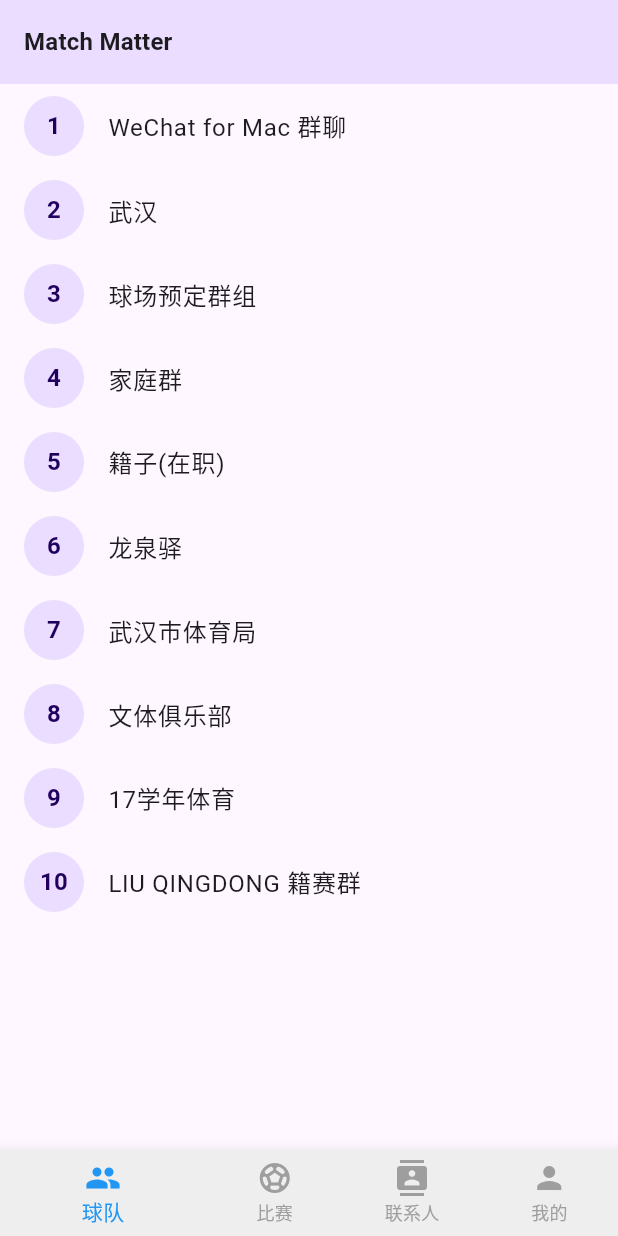
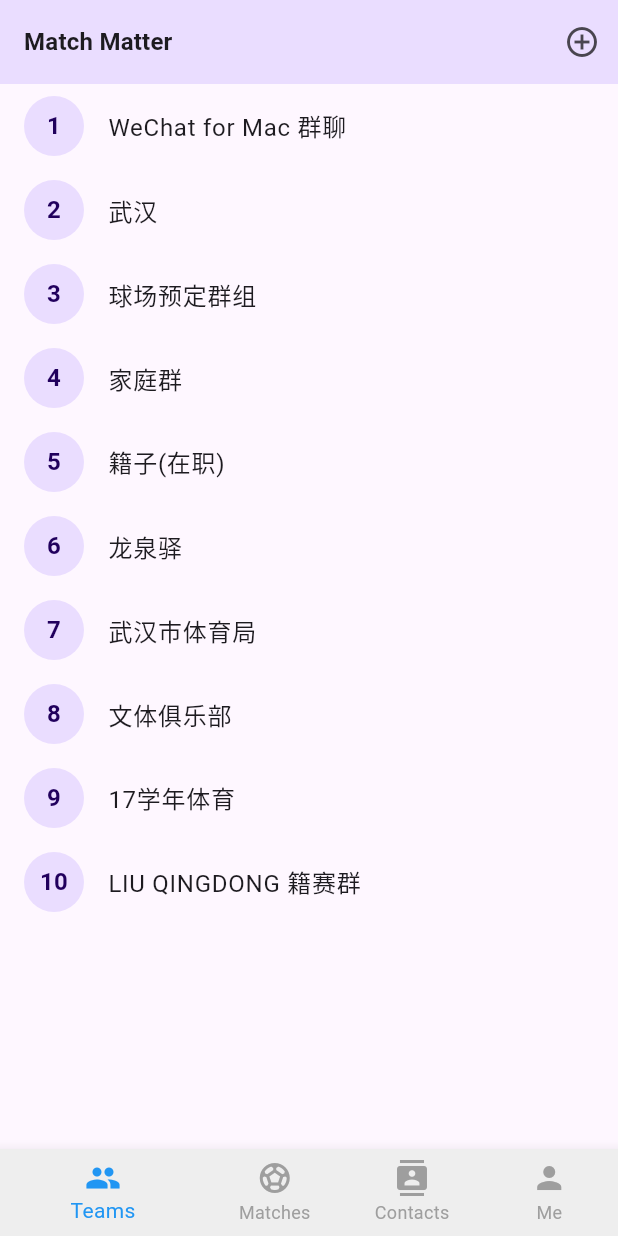
Before and after one commit to sgjianfeng/matchmatter, a Flutter app: the screen it shows once a user with an empty profile is signed in, on a phone screen of 412 x 824 dp. Run offline on Flutter 3.47's test engine with Material 3 defaults, Android fonts, the phone set to English and light mode, and no system bars; our stand-ins replace cloud_firestore, firebase_auth, firebase_core; accounts and stored records are empty; Roboto replaces fonts that are missing (SFProDisplay, SFProText).

Commit message:
add ui for new team

```diff
--- a/lib/auth/sign_up_page.dart
+++ b/lib/auth/sign_up_page.dart
@@ -37,7 +37,7 @@ class _SignUpPageState extends State<SignUpPage> {
       try {
         print('Creating user...');
         ScaffoldMessenger.of(context).showSnackBar(
-          SnackBar(content: Text('Creating user...')),
+          const SnackBar(content: Text('Creating user...')),
         );
         final UserCredential userCredential =
             await FirebaseAuth.instance.createUserWithEmailAndPassword(
@@ -49,7 +49,7 @@ class _SignUpPageState extends State<SignUpPage> {
         if (user != null) {
           print('User created, updating user data...');
           ScaffoldMessenger.of(context).showSnackBar(
-            SnackBar(content: Text('User created, updating user data...')),
+            const SnackBar(content: Text('User created, updating user data...')),
           );
           await UserDatabaseService(uid: user.uid).updateUserData(
             _nameController.text,
@@ -57,7 +57,7 @@ class _SignUpPageState extends State<SignUpPage> {
           );
           print('User data updated, navigating to home page...');
           ScaffoldMessenger.of(context).showSnackBar(
-            SnackBar(
+            const SnackBar(
                 content: Text('User data updated, navigating to home page...')),
           );
           Navigator.of(context).pushReplacementNamed('/');
--- a/lib/views/home_page.dart
+++ b/lib/views/home_page.dart
@@ -1,4 +1,5 @@
 import 'package:flutter/material.dart';
+import 'package:matchmatter/views/new_team_page.dart';
 import 'package:provider/provider.dart';
 
 import '../providers/bottom_navigation_provider.dart';
@@ -15,16 +16,7 @@ class HomePage extends StatelessWidget {
     final theme = Theme.of(context);
     return ChangeNotifierProvider(
       create: (_) => BottomNavigationProvider(),
-      child: Scaffold(
-        appBar: AppBar(
-          title: Text(
-            'Match Matter',
-            style: Theme.of(context).textTheme.titleMedium,
-          ),
-          backgroundColor: theme.colorScheme.primaryContainer,
-          elevation: 0
-        ),
-        body: Consumer<BottomNavigationProvider>(
+      child: Consumer<BottomNavigationProvider>(
         builder: (context, provider, child) {
           final List<Widget> pages = [
             const TeamsPage(),
@@ -32,12 +24,84 @@ class HomePage extends StatelessWidget {
             const ContactsPage(),
             const MePage(),
           ];
-            return pages[provider.currentIndex];
+          return Scaffold(
+            appBar: AppBar(
+              title: Text(
+                'Match Matter',
+                style: theme.textTheme.titleMedium,
+              ),
+              backgroundColor: theme.colorScheme.primaryContainer,
+              elevation: 0,
+              actions: <Widget>[
+                if (provider.currentIndex ==
+                    0) // Only show '+' icon on TeamsPage
+                  PopupMenuButton<String>(
+                    icon: const Icon(Icons.add_circle_outline),
+                    color: Colors.white,
+                    offset: const Offset(0, 45),
+                    shape: RoundedRectangleBorder(
+                      borderRadius: BorderRadius.circular(10.0),
+                    ),
+                    onSelected: (String? newValue) {
+                      if (newValue != null) {
+                        switch (newValue) {
+                          case 'NewTeam':
+                            showModalBottomSheet(
+                              context: context,
+                              isScrollControlled: true,
+                              backgroundColor: Colors.transparent,
+                              shape: const RoundedRectangleBorder(
+                                borderRadius: BorderRadius.vertical(
+                                    top: Radius.circular(50.0)),
+                              ),
+                              builder: (context) => ConstrainedBox(
+                                constraints: BoxConstraints(
+                                  maxHeight:
+                                      MediaQuery.of(context).size.height * 0.95,
+                                ),
+                                child: const NewTeamPage(),
+                              ),
+                              // builder: (context) => const ClipRRect(
+                              //   borderRadius: BorderRadius.vertical(
+                              //       top: Radius.circular(50.0)),
+                              //   child: NewTeamPage(),
+                              // ),
+                            );
+                            // showModalBottomSheet(
+                            //   context: context,
+                            //   isScrollControlled: true,
+                            //   builder: (context) => ConstrainedBox(
+                            //     constraints: BoxConstraints(
+                            //       maxHeight:
+                            //           MediaQuery.of(context).size.height * 0.95,
+                            //     ),
+                            //     child: NewTeamPage(),
+                            //   ),
+                            // );
+
+                            break;
+                          case 'Scan':
+                            print('Scan functionality to be implemented');
+                            break;
+                        }
+                      }
                     },
+                    itemBuilder: (BuildContext context) =>
+                        <PopupMenuEntry<String>>[
+                      const PopupMenuItem<String>(
+                        value: 'NewTeam',
+                        child: Text('New Team'),
                       ),
-        bottomNavigationBar: Consumer<BottomNavigationProvider>(
-          builder: (context, provider, child) {
-            return BottomNavigationBar(
+                      const PopupMenuItem<String>(
+                        value: 'Scan',
+                        child: Text('Scan'),
+                      ),
+                    ],
+                  ),
+              ],
+            ),
+            body: pages[provider.currentIndex],
+            bottomNavigationBar: BottomNavigationBar(
               currentIndex: provider.currentIndex,
               onTap: (index) {
                 provider.setCurrentIndex(index);
@@ -45,26 +109,25 @@ class HomePage extends StatelessWidget {
               items: [
                 BottomNavigationBarItem(
                   icon: const Icon(Icons.group),
-                  label: '球队',
+                  label: 'Teams',
                   activeIcon: const Icon(Icons.group, color: Colors.blue),
                   backgroundColor: Colors.grey.shade200,
                 ),
                 BottomNavigationBarItem(
                   icon: const Icon(Icons.sports_soccer),
-                  label: '比赛',
-                  activeIcon:
-                      const Icon(Icons.sports_soccer, color: Colors.blue),
+                  label: 'Matches',
+                  activeIcon: const Icon(Icons.sports_soccer, color: Colors.blue),
                   backgroundColor: Colors.grey.shade200,
                 ),
                 BottomNavigationBarItem(
                   icon: const Icon(Icons.contacts),
-                  label: '联系人',
+                  label: 'Contacts',
                   activeIcon: const Icon(Icons.contacts, color: Colors.blue),
                   backgroundColor: Colors.grey.shade200,
                 ),
                 BottomNavigationBarItem(
                   icon: const Icon(Icons.person),
-                  label: '我的',
+                  label: 'Me',
                   activeIcon: const Icon(Icons.person, color: Colors.blue),
                   backgroundColor: Colors.grey.shade200,
                 ),
@@ -72,9 +135,9 @@ class HomePage extends StatelessWidget {
               unselectedItemColor: Colors.grey,
               selectedItemColor: Colors.blue,
               showUnselectedLabels: true,
+            ),
           );
         },
-        ),
       ),
     );
   }
--- a/lib/views/me_page.dart
+++ b/lib/views/me_page.dart
@@ -14,7 +14,7 @@ class MePage extends StatelessWidget {
       WidgetsBinding.instance.addPostFrameCallback((_) {
         Navigator.pushReplacementNamed(context, '/login');
       });
-      return Material(
+      return const Material(
         child: Center(
           child: CircularProgressIndicator(), // 显示加载中指示器
         ),
@@ -27,7 +27,7 @@ class MePage extends StatelessWidget {
           future: UserDatabaseService(uid: user.uid).getUserData(), // 确保传递uid
           builder: (context, snapshot) {
             if (snapshot.connectionState == ConnectionState.waiting) {
-              return CircularProgressIndicator(); // 数据加载时显示加载指示器
+              return const CircularProgressIndicator(); // 数据加载时显示加载指示器
             }
             if (snapshot.hasError) {
               return Text('无法加载用户数据: ${snapshot.error}'); // 显示错误信息
--- a/lib/views/teams_page.dart
+++ b/lib/views/teams_page.dart
@@ -18,8 +18,7 @@ class TeamsPage extends StatelessWidget {
       'LIU QINGDONG 籍赛群',
     ];
 
-    return Material(
-      child: ListView.builder(
+    return ListView.builder(
       itemCount: teams.length,
       itemBuilder: (context, index) {
         return ListTile(
@@ -29,7 +28,6 @@ class TeamsPage extends StatelessWidget {
           title: Text(teams[index]),
         );
       },
-      ),
     );
   }
 }
```
Also changed, not shown: lib/auth/login_page.dart (+5 -5 lines), lib/views/new_team_page.dart (added, +72 -0 lines), assets/avatars/avatar1.png (added), assets/avatars/avatar2.png (added), assets/avatars/avatar3.png (added), assets/avatars/avatar4.png (added), assets/avatars/avatar5.png (added), assets/avatars/avatar6.png (added). Lines whose indentation alone changed are shown as unchanged.
